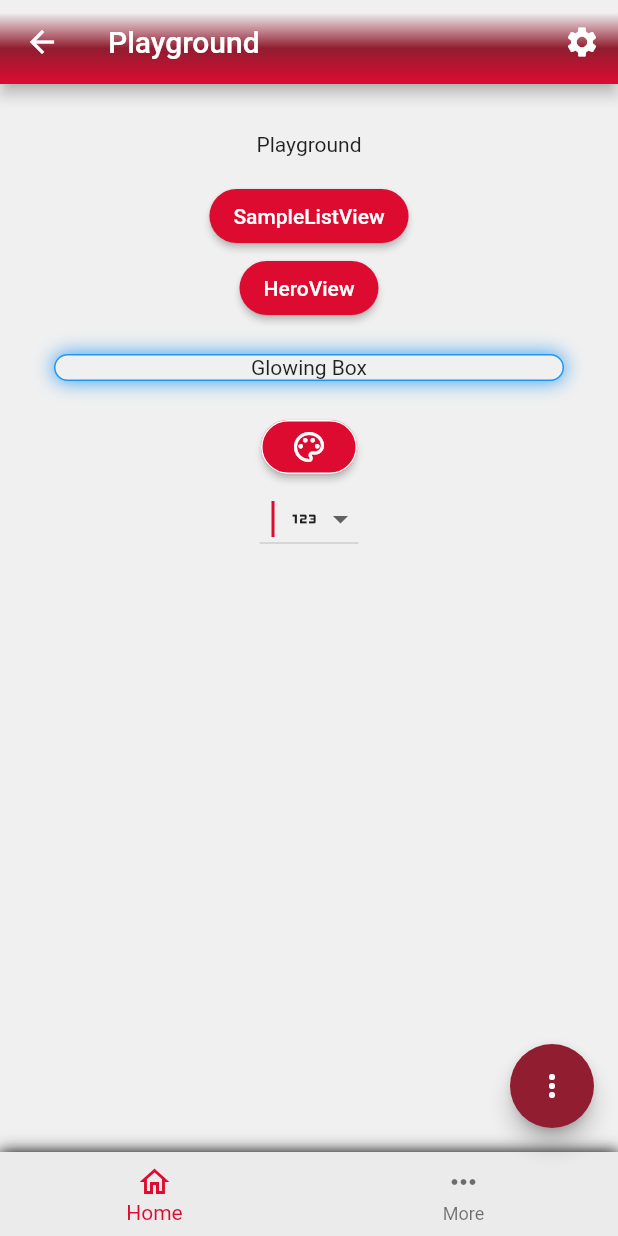
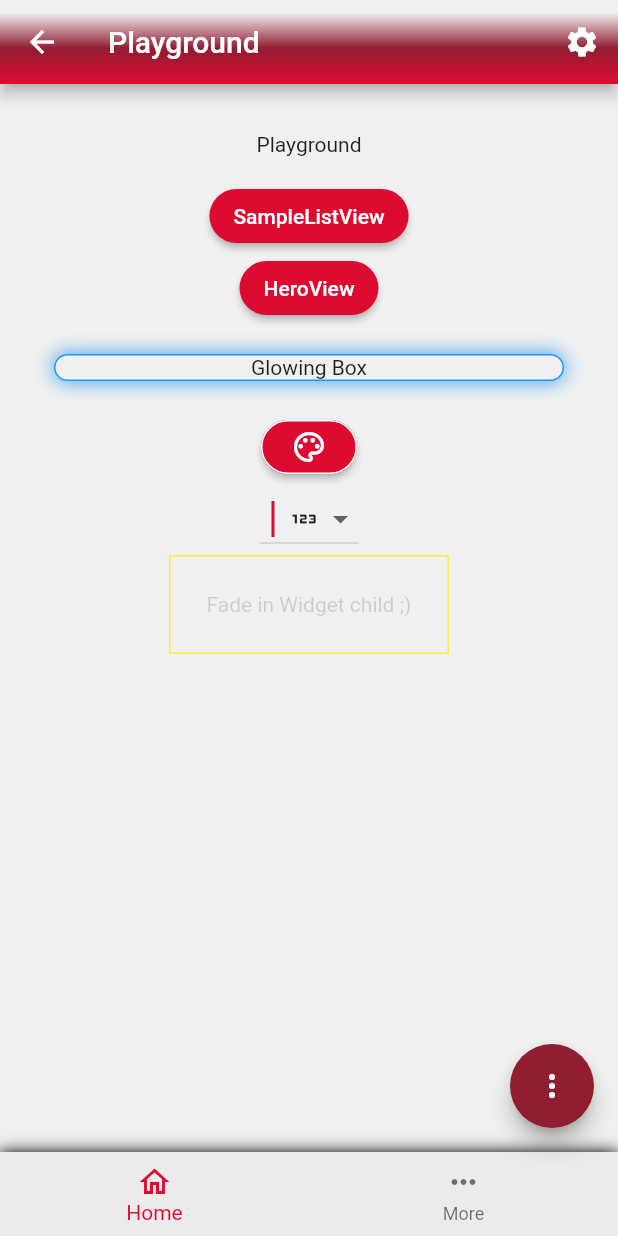
Before and after one commit to exploratia/xtracker, a Flutter app: the screen it shows after launch, after a tap on "Playground", on a phone screen of 412 x 824 dp. Run offline on Flutter 3.47's test engine with Material 3 defaults, Android fonts, the phone set to English and light mode, and no system bars; our stand-ins replace flutter_colorpicker, flutter_secure_storage, logger, package_info_plus, share_plus; missing offline and left inert: flutter_archive; accounts and stored records are empty; generated files the repository leaves out were written again.

Commit message:
add fade in example to playground screen

```diff
--- a/lib/src/screens/playground_screen.dart
+++ b/lib/src/screens/playground_screen.dart
@@ -3,6 +3,7 @@ import 'package:flutter/material.dart';
 import '../model/navigation/navigation_item.dart';
 import '../util/dialogs.dart';
 import '../util/navigation/hide_bottom_navigation_bar.dart';
+import '../widgets/animation/fade_in.dart';
 import '../widgets/card/glowing_border_container.dart';
 import '../widgets/fab/fab_action_button_data.dart';
 import '../widgets/fab/fab_builder.dart';
@@ -50,20 +51,20 @@ class PlaygroundScreen extends StatelessWidget {
         scrollPositionHandler: HideBottomNavigationBar.setScrollPosition,
         child: Column(
           children: [
-            Padding(
-                padding: const EdgeInsets.all(16), child: Text("Playground")),
+            const Padding(
+                padding: EdgeInsets.all(16), child: Text("Playground")),
             ElevatedButton(
               onPressed: () {
                 Navigator.restorablePushNamed(
                     context, SampleItemListView.routeName);
               },
-              child: Text('SampleListView'),
+              child: const Text('SampleListView'),
             ),
             ElevatedButton(
               onPressed: () {
                 Navigator.restorablePushNamed(context, HeroView.routeName);
               },
-              child: Text('HeroView'),
+              child: const Text('HeroView'),
             ),
             const GlowingBorderContainer(
               // glowColor: Colors.red, // Customize glow color
@@ -81,6 +82,15 @@ class PlaygroundScreen extends StatelessWidget {
             IconPicker(
               icoSelected: (icoName) => print('Icon selected: $icoName'),
             ),
+            Container(
+                decoration:
+                    BoxDecoration(border: Border.all(color: Colors.yellow)),
+                child: const Padding(
+                  padding: EdgeInsets.all(24.0),
+                  child: FadeIn(
+                      durationMS: 10000,
+                      child: Text("Fade in Widget child ;)")),
+                )),
           ],
         ),
       ),
--- /dev/null
+++ b/lib/src/widgets/animation/fade_in.dart
@@ -0,0 +1,40 @@
+import 'package:flutter/material.dart';
+
+class FadeIn extends StatefulWidget {
+  final Widget child;
+  final int durationMS;
+
+  const FadeIn({
+    super.key,
+    required this.child,
+    this.durationMS = 2000,
+  });
+
+  @override
+  State<FadeIn> createState() => _FadeInState();
+}
+
+class _FadeInState extends State<FadeIn> with TickerProviderStateMixin {
+  late final AnimationController _controller = AnimationController(
+    duration: Duration(milliseconds: widget.durationMS),
+    vsync: this,
+  )..forward(); // ..repeat(reverse: true);
+  late final Animation<double> _animation = CurvedAnimation(
+    parent: _controller,
+    curve: Curves.easeOut,
+  );
+
+  @override
+  void dispose() {
+    _controller.dispose();
+    super.dispose();
+  }
+
+  @override
+  Widget build(BuildContext context) {
+    return FadeTransition(
+      opacity: _animation,
+      child: widget.child,
+    );
+  }
+}
```
